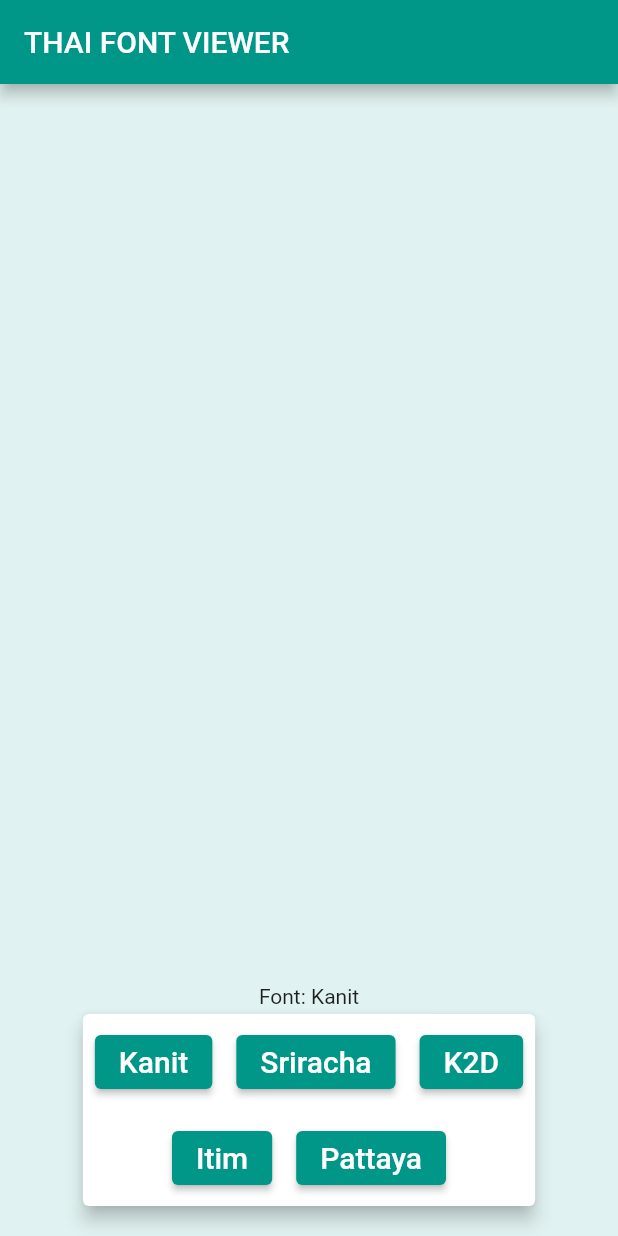
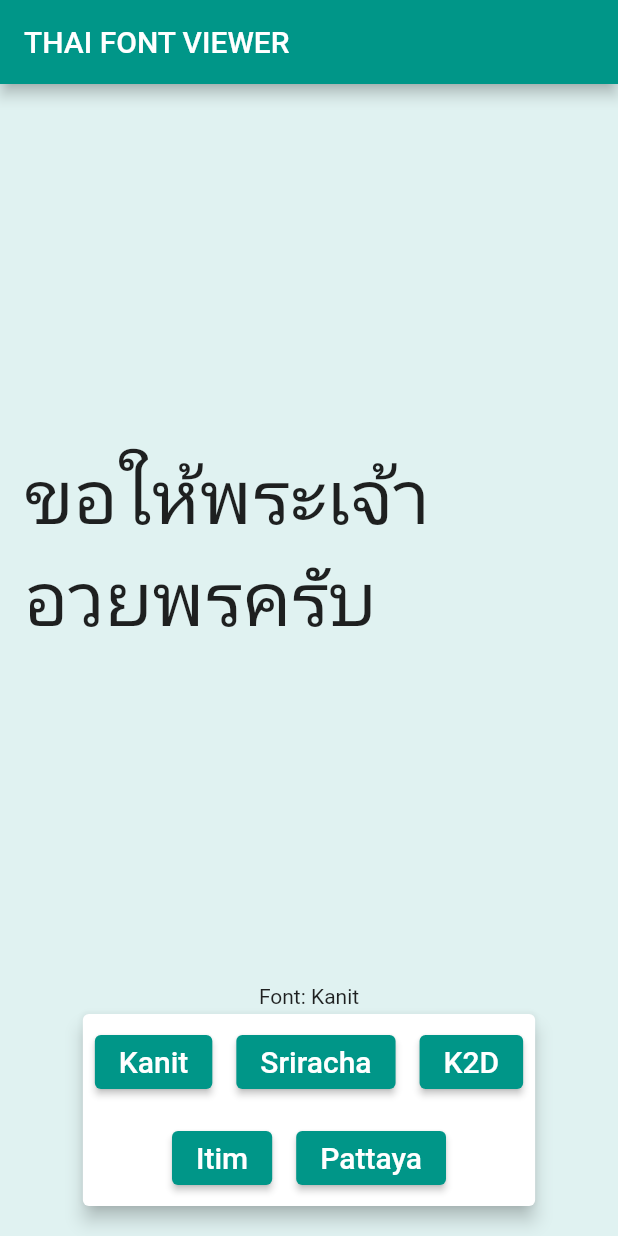
Before and after one commit to PhuthiM/homework8, a Flutter app: the screen it shows after launch, on a phone screen of 412 x 824 dp. Run offline on Flutter 3.47's test engine with Material 2 defaults, Android fonts, the phone set to English and light mode, and no system bars; our stand-ins replace google_fonts; Roboto replaces fonts that are missing (Kanit).

Commit message:
ทำการบ้านเสร็จแล้วจ้า gamepage

```diff
--- a/lib/pages/game/gamepage.dart
+++ b/lib/pages/game/gamepage.dart
@@ -10,7 +10,7 @@ class gamepage extends StatefulWidget {
 }
 
 class _GamePageState extends State<gamepage> {
-  String word = "";
+  String word = "ขอให้พระเจ้าอวยพรครับ";
   int i = 0;
 
   font(int a) {
```
